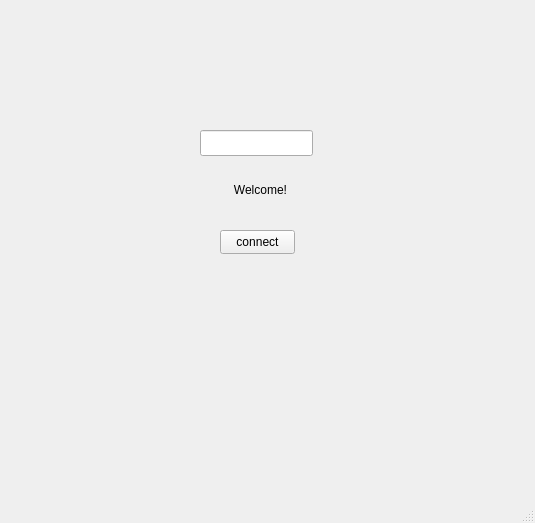
Above: client/mainwindow.ui from heejin5484/Veda_Mini2 before the change. Below: the same form after it.
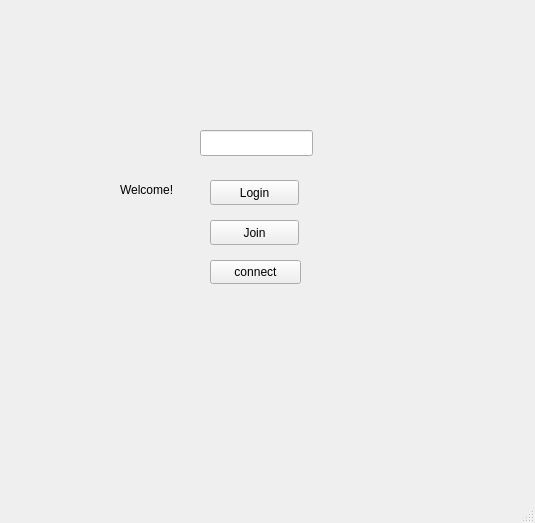
That is the form after the change.

Commit message: join database modifying

```diff
--- a/client/mainwindow.ui
+++ b/client/mainwindow.ui
@@ -20,9 +20,9 @@
    <widget class="QPushButton" name="connectButton">
     <property name="geometry">
      <rect>
-      <x>220</x>
-      <y>230</y>
-      <width>75</width>
+      <x>210</x>
+      <y>260</y>
+      <width>91</width>
       <height>24</height>
      </rect>
     </property>
@@ -45,9 +45,6 @@
     <property name="text">
      <string>Welcome!</string>
     </property>
-    <property name="alignment">
-     <set>Qt::AlignmentFlag::AlignCenter</set>
-    </property>
    </widget>
    <widget class="QLineEdit" name="ID_Edit">
     <property name="geometry">
@@ -59,6 +56,32 @@
      </rect>
     </property>
    </widget>
+   <widget class="QPushButton" name="LoginButton">
+    <property name="geometry">
+     <rect>
+      <x>210</x>
+      <y>180</y>
+      <width>89</width>
+      <height>25</height>
+     </rect>
+    </property>
+    <property name="text">
+     <string>Login</string>
+    </property>
+   </widget>
+   <widget class="QPushButton" name="JoinButton">
+    <property name="geometry">
+     <rect>
+      <x>210</x>
+      <y>220</y>
+      <width>89</width>
+      <height>25</height>
+     </rect>
+    </property>
+    <property name="text">
+     <string>Join</string>
+    </property>
+   </widget>
   </widget>
   <widget class="QMenuBar" name="menubar">
    <property name="geometry">
```
Left out of the diff: 6 changed lines with no effect on the pictures. The commit also changes 13 other files.
